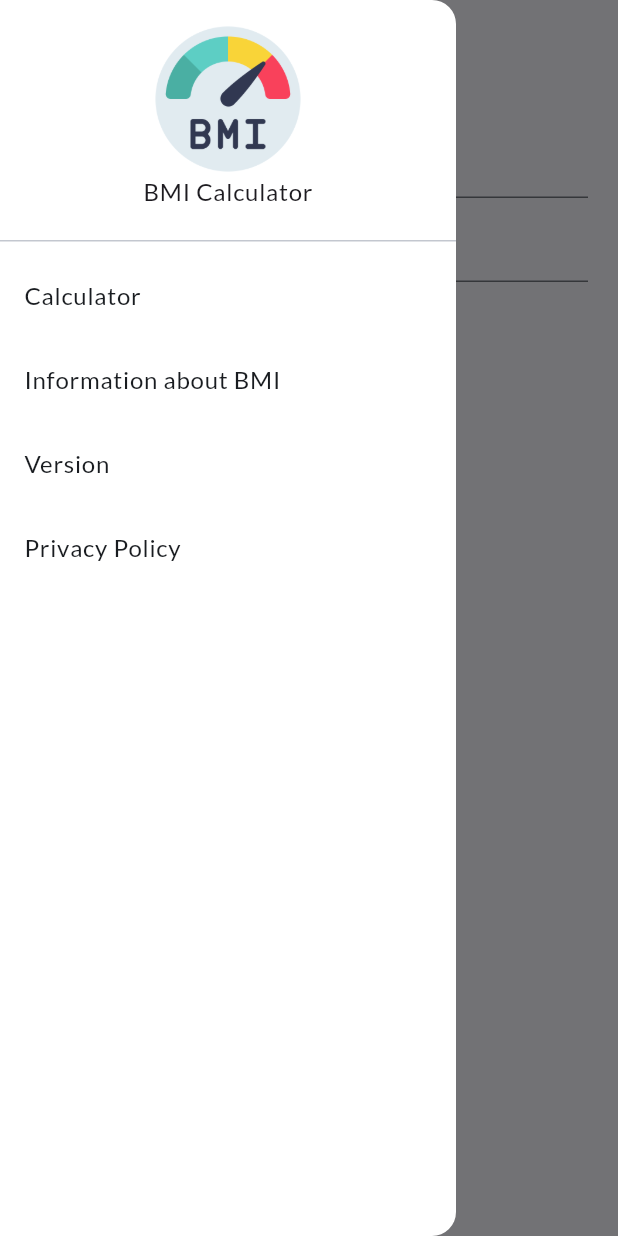
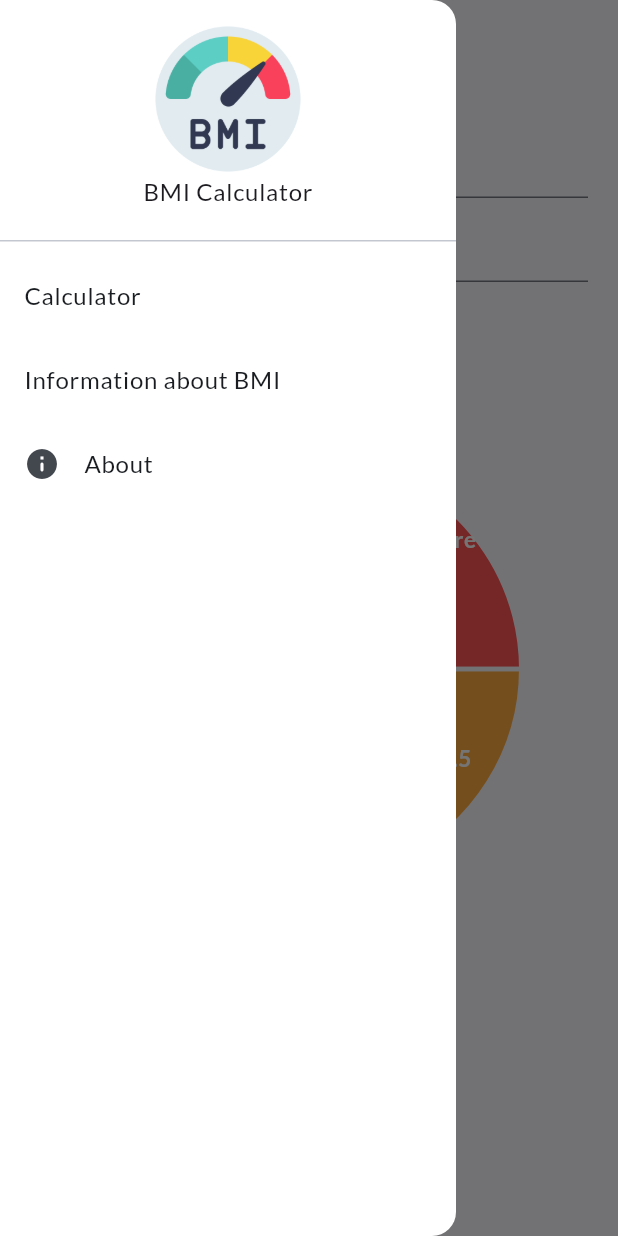
Before and after one commit to AdityaManojShinde/bmi_calculator, a Flutter app: the screen it shows after launch, with the side drawer open, on a phone screen of 412 x 824 dp. Run offline on Flutter 3.47's test engine with Material 3 defaults, Android fonts, the phone set to English and light mode, and no system bars; drawn by our look-alikes of fl_chart; our stand-ins replace flutter_native_splash, flutter_riverpod, google_fonts.

Commit message:
version1

```diff
--- /dev/null
+++ b/lib/Data/bmi_data/bmi_data.dart
@@ -0,0 +1,5 @@
+class BmiInfo {
+  static const String title = 'Body Mass Index(BMI)';
+  static const String description =
+      'Body mass index (BMI) is a measure of body fat based on height and weight that applies to adult men and women.';
+}
--- /dev/null
+++ b/lib/Data/chart_data/chart_data.dart
@@ -0,0 +1,45 @@
+import 'package:bmi_calculator/Data/consts/colors.dart';
+import 'package:fl_chart/fl_chart.dart';
+import 'package:flutter/material.dart';
+
+const double chartRadius = 60;
+const TextStyle chartTitleStyle = TextStyle(
+  color: AppColors.colorWhite,
+  fontWeight: FontWeight.bold,
+  fontSize: 15,
+);
+
+final List<PieChartSectionData> chartData = [
+  PieChartSectionData(
+    titleStyle: chartTitleStyle,
+    radius: chartRadius,
+    showTitle: true,
+    title: '18.5',
+    value: 18.5,
+    color: AppColors.chartColorUnderweight,
+  ),
+  PieChartSectionData(
+    titleStyle: chartTitleStyle,
+    radius: chartRadius,
+    showTitle: true,
+    title: '18.5-24.9',
+    value: 24.9,
+    color: AppColors.chartColorNormalweight,
+  ),
+  PieChartSectionData(
+    titleStyle: chartTitleStyle,
+    radius: chartRadius,
+    showTitle: true,
+    title: '25.0-29.9',
+    value: 29.9,
+    color: AppColors.chartColorOverweight,
+  ),
+  PieChartSectionData(
+    titleStyle: chartTitleStyle,
+    radius: chartRadius,
+    showTitle: true,
+    title: '30.0 or more',
+    value: 30.0,
+    color: AppColors.chartColorObesity,
+  ),
+];
--- a/lib/Data/consts/colors.dart
+++ b/lib/Data/consts/colors.dart
@@ -1,5 +1,17 @@
 import 'package:flutter/material.dart';
 
-const Color colorWhite = Colors.white;
-const Color colorBlue = Colors.blue;
-const Color seedColor = Colors.blue;
+class AppColors {
+  static const Color colorWhite = Colors.white;
+  static const Color colorBlue = Colors.blue;
+  static const Color seedColor = Colors.blue;
+
+  // chart colors
+  static const Color chartColorUnderweight = Colors.orangeAccent;
+  static const Color chartColorNormalweight = Colors.greenAccent;
+  static const Color chartColorOverweight = Colors.blueAccent;
+  static const Color chartColorObesity = Colors.redAccent;
+}
+
+
+
+// chart colors
--- a/lib/Data/theme/theme.dart
+++ b/lib/Data/theme/theme.dart
@@ -3,7 +3,7 @@ import 'package:flutter/material.dart';
 import 'package:google_fonts/google_fonts.dart';
 
 final ThemeData theme = ThemeData(
-  colorScheme: ColorScheme.fromSeed(seedColor: seedColor),
+  colorScheme: ColorScheme.fromSeed(seedColor: AppColors.seedColor),
   textTheme: GoogleFonts.latoTextTheme(),
   brightness: Brightness.light,
 );
--- a/lib/UI/screens/home_screen.dart
+++ b/lib/UI/screens/home_screen.dart
@@ -1,5 +1,9 @@
+// ignore_for_file: unused_import
+
 import 'package:bmi_calculator/UI/widgets/app_drawer.dart';
 import 'package:bmi_calculator/UI/widgets/appbar_title.dart';
+import 'package:bmi_calculator/UI/widgets/bmi_indicators.dart';
+import 'package:bmi_calculator/UI/widgets/chart.dart';
 import 'package:bmi_calculator/core/providers/bmi_provider.dart';
 import 'package:flutter/material.dart';
 import 'package:flutter/services.dart';
@@ -88,7 +92,15 @@ class _HomeScreenState extends ConsumerState<HomeScreen> {
               const SizedBox(
                 height: 20,
               ),
-              Card(
+              Stack(
+                alignment: Alignment.center,
+                children: [
+                  Container(
+                      padding: const EdgeInsets.all(20),
+                      height: 300,
+                      child: const BMIChart()),
+                  Positioned(
+                    child: Card(
                       child: Padding(
                         padding: const EdgeInsets.all(8.0),
                         child: Text(
@@ -97,6 +109,16 @@ class _HomeScreenState extends ConsumerState<HomeScreen> {
                         ),
                       ),
                     ),
+                  ),
+                ],
+              ),
+              const SizedBox(
+                height: 5,
+              ),
+              const Padding(
+                padding: EdgeInsets.all(13),
+                child: BmiIndicators(),
+              ),
             ],
           ),
         ),
--- a/lib/UI/widgets/app_drawer.dart
+++ b/lib/UI/widgets/app_drawer.dart
@@ -1,4 +1,6 @@
 import 'package:bmi_calculator/Data/consts/name.dart';
+import 'package:bmi_calculator/UI/screens/about_screen.dart';
+import 'package:bmi_calculator/UI/screens/info_screen.dart';
 import 'package:flutter/material.dart';
 
 class AppDrawer extends StatelessWidget {
@@ -22,17 +24,26 @@ class AppDrawer extends StatelessWidget {
               const Text(appTitle),
             ],
           )),
-          const ListTile(
-            title: Text('Calculator'),
+          ListTile(
+            title: const Text('Calculator'),
+            onTap: () {
+              Navigator.of(context).pop();
+            },
           ),
-          const ListTile(
-            title: Text('Information about BMI'),
+          ListTile(
+            title: const Text('Information about BMI'),
+            onTap: () {
+              Navigator.of(context).push(
+                  MaterialPageRoute(builder: (ctx) => const InfoScreen()));
+            },
           ),
-          const ListTile(
-            title: Text('Version'),
-          ),
-          const ListTile(
-            title: Text('Privacy Policy'),
+          ListTile(
+            leading: const Icon(Icons.info_rounded),
+            title: const Text('About'),
+            onTap: () {
+              Navigator.of(context).push(
+                  MaterialPageRoute(builder: (ctx) => const AboutScreen()));
+            },
           ),
         ],
       ),
--- /dev/null
+++ b/lib/UI/widgets/bmi_indicators.dart
@@ -0,0 +1,52 @@
+import 'package:bmi_calculator/Data/consts/colors.dart';
+import 'package:bmi_calculator/UI/widgets/indicator.dart';
+import 'package:flutter/material.dart';
+
+class BmiIndicators extends StatelessWidget {
+  const BmiIndicators({super.key});
+
+  @override
+  Widget build(BuildContext context) {
+    return const Column(
+      mainAxisAlignment: MainAxisAlignment.end,
+      crossAxisAlignment: CrossAxisAlignment.start,
+      children: [
+        Text(
+          'BMI Categories:',
+          style: TextStyle(fontSize: 20, fontWeight: FontWeight.bold),
+        ),
+        SizedBox(
+          height: 2,
+        ),
+        Indicator(
+          color: AppColors.chartColorUnderweight,
+          text: 'Underweight = <18.5',
+        ),
+        SizedBox(
+          height: 4,
+        ),
+        Indicator(
+          color: AppColors.chartColorNormalweight,
+          text: 'Normal weight = 18.5–24.9',
+        ),
+        SizedBox(
+          height: 4,
+        ),
+        Indicator(
+          color: AppColors.chartColorOverweight,
+          text: 'Overweight = 25–29.9',
+        ),
+        SizedBox(
+          height: 4,
+        ),
+        Indicator(
+          color: AppColors.chartColorObesity,
+          text: 'Obesity = BMI of 30 or greater',
+        ),
+        SizedBox(
+          height: 28,
+        ),
+      ],
+    );
+  }
+}
--- a/lib/UI/widgets/chart.dart
+++ b/lib/UI/widgets/chart.dart
@@ -1,3 +1,4 @@
+import 'package:bmi_calculator/Data/chart_data/chart_data.dart';
 import 'package:fl_chart/fl_chart.dart';
 import 'package:flutter/material.dart';
 
@@ -7,21 +8,12 @@ class BMIChart extends StatelessWidget {
   @override
   Widget build(BuildContext context) {
     return PieChart(
+      swapAnimationDuration: const Duration(milliseconds: 720),
       PieChartData(
-        sectionsSpace: 5,
-        centerSpaceRadius: 50,
-        sections: [
-          PieChartSectionData(
-            title: 'Under Weight',
-            value: 18.5,
-            color: Colors.blueAccent,
-          ),
-          PieChartSectionData(
-            title: 'Healthy',
-            value: 24.9,
-            color: Colors.green,
-          ),
-        ],
+        borderData: FlBorderData(show: false),
+        sectionsSpace: 3,
+        centerSpaceRadius: 80,
+        sections: chartData,
       ),
     );
   }
--- /dev/null
+++ b/lib/UI/widgets/indicator.dart
@@ -0,0 +1,33 @@
+import 'package:flutter/material.dart';
+
+class Indicator extends StatelessWidget {
+  const Indicator({super.key, required this.color, required this.text});
+  final Color color;
+  final String text;
+
+  @override
+  Widget build(BuildContext context) {
+    return Row(
+      children: [
+        Container(
+          height: 16,
+          width: 16,
+          decoration: BoxDecoration(
+            shape: BoxShape.circle,
+            color: color,
+          ),
+        ),
+        const SizedBox(
+          width: 4,
+        ),
+        Text(
+          text,
+          style: const TextStyle(
+            fontSize: 16,
+            fontWeight: FontWeight.bold,
+          ),
+        )
+      ],
+    );
+  }
+}
--- a/lib/core/providers/bmi_provider.dart
+++ b/lib/core/providers/bmi_provider.dart
@@ -6,6 +6,6 @@ final heightProvider = StateProvider<double>((ref) => 0);
 final bmiProvider = Provider<double>((ref) {
   final weight = ref.watch(weightProvider);
   final height = ref.watch(heightProvider);
-  final bmi = calculateBMI(weight, height);
+  final bmi = calculateBMI(weight: weight, height: height);
   return bmi;
 });
--- a/lib/core/repo/calculator.dart
+++ b/lib/core/repo/calculator.dart
@@ -1,6 +1,6 @@
 import 'dart:math';
 
-double calculateBMI(double weight, double height) {
+double calculateBMI({required double weight, required double height}) {
   if (height == 0) {
     return 0;
   } else {
--- a/lib/main.dart
+++ b/lib/main.dart
@@ -8,7 +8,7 @@ import 'package:flutter_riverpod/flutter_riverpod.dart';
 void main() async {
   WidgetsBinding widgetsBinding = WidgetsFlutterBinding.ensureInitialized();
   FlutterNativeSplash.preserve(widgetsBinding: widgetsBinding);
-  await Future.delayed(const Duration(seconds: 2));
+  await Future.delayed(const Duration(seconds: 1));
   FlutterNativeSplash.remove();
   runApp(const ProviderScope(
     child: MyApp(),
```
Also changed, not shown: lib/UI/screens/about_screen.dart (added, +34 -0 lines), lib/UI/screens/info_screen.dart (added, +40 -0 lines). Lines whose indentation alone changed are shown as unchanged.
